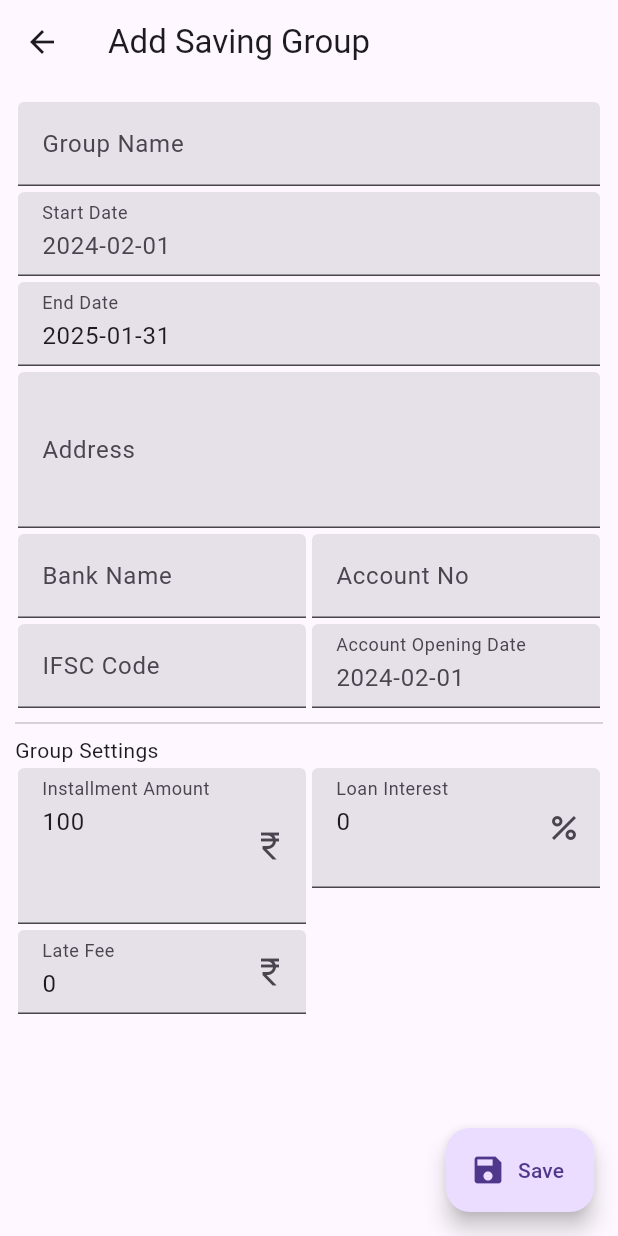
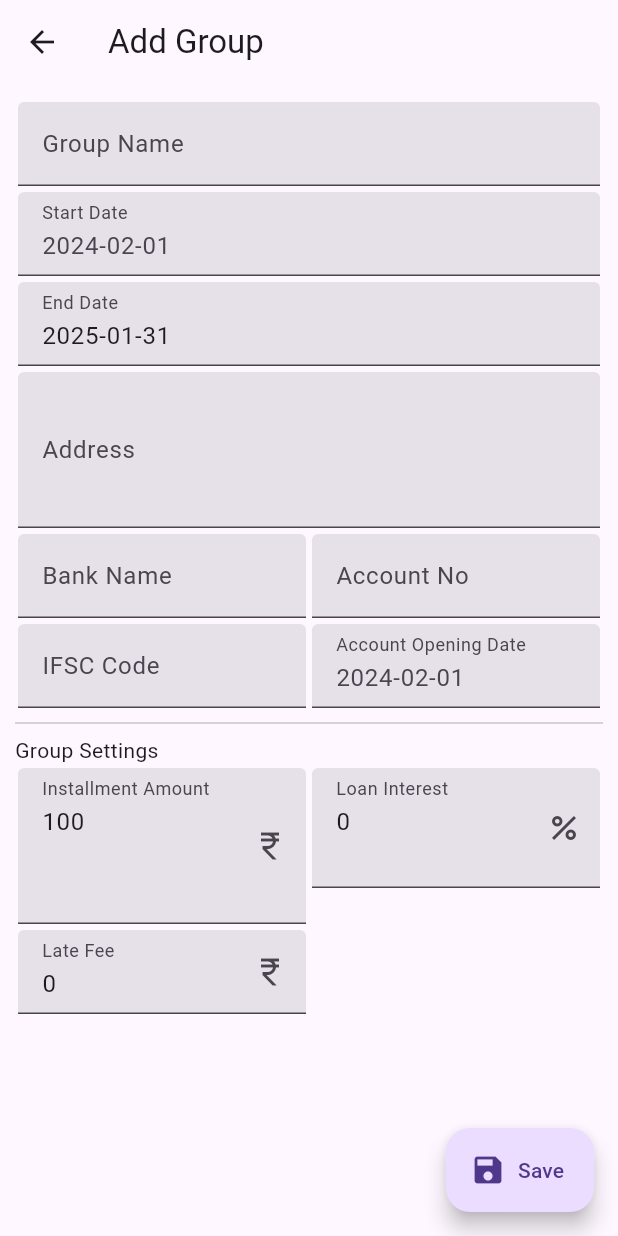
Before and after one commit to pratikmmohite/bachatgatmanager, a Flutter app: the screen it shows after launch, after a tap on the "add" icon, on a phone screen of 412 x 824 dp. Run offline on Flutter 3.47's test engine with Material 3 defaults, Android fonts, the phone set to English and light mode, and no system bars; our stand-ins replace file_picker, sqflite, sqflite_common_ffi_web; missing offline and left inert: file_saver; accounts and stored records are empty.

Commit message:
Localization added

```diff
--- a/lib/app_root.dart
+++ b/lib/app_root.dart
@@ -1,17 +1,54 @@
 import 'package:bachat_gat/common/routes.dart';
 import 'package:flutter/material.dart';
+import 'package:flutter_localizations/flutter_localizations.dart';
+
+import 'locals/app_local_delegate.dart';
 
 class AppRoot extends StatelessWidget {
   const AppRoot({super.key});
 
   @override
   Widget build(BuildContext context) {
+    return ValueListenableBuilder<Locale>(
+      valueListenable: AppLocal.l(),
+      builder: (context, local, child) {
         return MaterialApp(
           title: 'Saving Group',
+          localizationsDelegates: const [
+            AppLocal.delegate,
+            GlobalMaterialLocalizations.delegate,
+            GlobalWidgetsLocalizations.delegate,
+            GlobalCupertinoLocalizations.delegate,
+          ],
+          locale: local,
+          supportedLocales: const [
+            Locale('en'),
+            Locale('mr'),
+          ],
           debugShowCheckedModeBanner: false,
           // theme: ThemeData.light(useMaterial3: true),
           initialRoute: Routes.rGroups,
           routes: Routes.getRoutes(),
         );
+      },
+      child: MaterialApp(
+        title: 'Saving Group',
+        localizationsDelegates: const [
+          AppLocal.delegate,
+          GlobalMaterialLocalizations.delegate,
+          GlobalWidgetsLocalizations.delegate,
+          GlobalCupertinoLocalizations.delegate,
+        ],
+        locale: AppLocal.l().value,
+        supportedLocales: const [
+          Locale('en'),
+          Locale('mr'),
+        ],
+        debugShowCheckedModeBanner: false,
+        // theme: ThemeData.light(useMaterial3: true),
+        initialRoute: Routes.rGroups,
+        routes: Routes.getRoutes(),
+      ),
+    );
   }
 }
--- a/lib/features/groups/groups_screen.dart
+++ b/lib/features/groups/groups_screen.dart
@@ -2,6 +2,7 @@ import 'package:bachat_gat/common/common_index.dart';
 import 'package:bachat_gat/features/groups/pages/save_data/import_export_page.dart';
 import 'package:flutter/material.dart';
 
+import '../../locals/app_local_delegate.dart';
 import 'pages/group/group_add_page.dart';
 import 'pages/group/groups_list_page.dart';
 
@@ -14,7 +15,6 @@ class GroupsScreen extends StatefulWidget {
 
 class _GroupsScreenState extends State<GroupsScreen> {
   final groupKey = GlobalKey<GroupsListPageState>();
-
   Future<void> refreshGroupList() async {
     await groupKey.currentState?.getGroups();
   }
@@ -23,8 +23,26 @@ class _GroupsScreenState extends State<GroupsScreen> {
   Widget build(BuildContext context) {
     return Scaffold(
       appBar: AppBar(
-        title: const Text("Saving Groups"),
+        title: Text(AppLocal.of(context).appTitle),
         actions: [
+          ValueListenableBuilder(
+            valueListenable: AppLocal.l(),
+            builder: (context, local, child) {
+              String changeTo = local.languageCode == "en" ? "mr" : "en";
+              return TextButton(
+                onPressed: () {
+                  AppLocal.c(changeTo);
+                },
+                child: Text(changeTo),
+              );
+            },
+            child: TextButton(
+              onPressed: () {
+                AppLocal.c("en");
+              },
+              child: const Text("en"),
+            ),
+          ),
           IconButton(
             icon: const Icon(Icons.import_export),
             onPressed: () {
--- a/lib/features/groups/pages/group/group_add_page.dart
+++ b/lib/features/groups/pages/group/group_add_page.dart
@@ -1,4 +1,5 @@
 import 'package:bachat_gat/common/common_index.dart';
+import 'package:bachat_gat/locals/app_local_delegate.dart';
 import 'package:flutter/material.dart';
 
 import '../../../../common/widgets/widgets_index.dart';
@@ -40,8 +41,9 @@ class _GroupAddPageState extends State<GroupAddPage> {
 
   @override
   Widget build(BuildContext context) {
+    var local = AppLocal.of(context);
     return Scaffold(
-      appBar: AppBar(title: const Text("Add Saving Group")),
+      appBar: AppBar(title: Text(local.abAddGroup)),
       body: Container(
         padding: const EdgeInsets.all(10),
         child: SingleChildScrollView(
@@ -53,7 +55,7 @@ class _GroupAddPageState extends State<GroupAddPage> {
               crossAxisAlignment: CrossAxisAlignment.start,
               children: [
                 CustomTextField(
-                    label: "Group Name",
+                    label: local.tfGroupName,
                     field: "name",
                     isRequired: true,
                     value: group.name,
@@ -61,7 +63,7 @@ class _GroupAddPageState extends State<GroupAddPage> {
                       group.name = value;
                     }),
                 CustomDateField(
-                  label: "Start Date",
+                  label: local.tfStartDate,
                   field: "sdt_edt",
                   value: group.sdt,
                   onChange: (value) {
@@ -74,7 +76,7 @@ class _GroupAddPageState extends State<GroupAddPage> {
                 ),
                 CustomTextField(
                   key: Key("edt_dt_${group.edt.toString()}"),
-                  label: "End Date",
+                  label: local.tfEndDate,
                   field: "end_dt",
                   value: group.edt.toString().split(" ")[0],
                   onChange: (value) {},
@@ -82,7 +84,7 @@ class _GroupAddPageState extends State<GroupAddPage> {
                   keyboardType: TextInputType.none,
                 ),
                 CustomTextField(
-                  label: "Address",
+                  label: local.tfAddress,
                   field: "address",
                   value: group.address ?? "",
                   onChange: (value) {
@@ -96,7 +98,7 @@ class _GroupAddPageState extends State<GroupAddPage> {
                     TableRow(
                       children: [
                         CustomTextField(
-                          label: "Bank Name",
+                          label: local.tfBankName,
                           field: "bankName",
                           value: group.bankName ?? "",
                           onChange: (value) {
@@ -104,7 +106,7 @@ class _GroupAddPageState extends State<GroupAddPage> {
                           },
                         ),
                         CustomTextField(
-                          label: "Account No",
+                          label: local.tfAccountNot,
                           field: "accountNo",
                           value: group.accountNo ?? "",
                           onChange: (value) {
@@ -116,7 +118,7 @@ class _GroupAddPageState extends State<GroupAddPage> {
                     TableRow(
                       children: [
                         CustomTextField(
-                          label: "IFSC Code",
+                          label: local.tfIfscCode,
                           field: "ifscCode",
                           value: group.ifscCode ?? "",
                           onChange: (value) {
@@ -124,7 +126,7 @@ class _GroupAddPageState extends State<GroupAddPage> {
                           },
                         ),
                         CustomDateField(
-                          label: "Account Opening Date",
+                          label: local.tfAccountOpeningDt,
                           field: "accountOpeningDate",
                           value: group.accountOpeningDate,
                           onChange: (value) {
@@ -138,13 +140,13 @@ class _GroupAddPageState extends State<GroupAddPage> {
                   ],
                 ),
                 const Divider(),
-                const Text("Group Settings"),
+                Text(local.tfGroupSettings),
                 Table(
                   children: [
                     TableRow(
                       children: [
                         CustomTextField(
-                          label: "Installment Amount",
+                          label: local.tfInstallmentAmt,
                           field: "installmentAmt",
                           suffixIcon: const Icon(Icons.currency_rupee),
                           value:
@@ -155,7 +157,7 @@ class _GroupAddPageState extends State<GroupAddPage> {
                           },
                         ),
                         CustomTextField(
-                          label: "Loan Interest",
+                          label: local.tfLoanInterest,
                           field: "loanInterestPer",
                           suffixIcon: const Icon(Icons.percent),
                           value:
@@ -170,7 +172,7 @@ class _GroupAddPageState extends State<GroupAddPage> {
                     TableRow(
                       children: [
                         CustomTextField(
-                          label: "Late Fee",
+                          label: local.tfLateFee,
                           field: "lateFeePerDay",
                           suffixIcon: const Icon(Icons.currency_rupee),
                           value: "${(group.lateFeePerDay ?? 0).toInt()}",
@@ -202,7 +204,7 @@ class _GroupAddPageState extends State<GroupAddPage> {
             }
           }
         },
-        label: const Text("Save"),
+        label: Text(local.bSave),
         icon: const Icon(Icons.save),
       ),
     );
--- a/lib/features/groups/pages/member/members_list_page.dart
+++ b/lib/features/groups/pages/member/members_list_page.dart
@@ -1,4 +1,5 @@
 import 'package:bachat_gat/common/common_index.dart';
+import 'package:bachat_gat/locals/app_local_delegate.dart';
 import 'package:flutter/material.dart';
 
 import '../../dao/groups_dao.dart';
@@ -40,9 +41,10 @@ class _MembersListState extends State<MembersList> {
 
   @override
   Widget build(BuildContext context) {
+    var local = AppLocal.of(context);
     return Scaffold(
       appBar: AppBar(
-        title: const Text("Members"),
+        title: Text(local.abMemberList),
       ),
       floatingActionButton: FloatingActionButton(
         onPressed: () async {
--- /dev/null
+++ b/lib/locals/app_local.dart
@@ -0,0 +1,217 @@
+abstract class AppLocalization {
+  Map<String, String> defaultLocalMap = {
+    "appTitle": "Bachat Gat",
+    "abAddLoan": "Add Loan",
+    "abAddMember": "Add Member",
+    "abRecordTransaction": "Record transaction",
+    "abMemberList": "Members",
+    "abLoanList": "Loan",
+    "abAddGroup": "Add Group",
+    "abImportExport": "Import/Export Data",
+    "mRecordedLoanPaymentSuccess": "Recorded loan payment successfully",
+    "mRecordedSharePaymentSuccess": "Recorded share payment successfully",
+    "mSelectLoan": "Please select loan",
+    "mEnterLoanAmount": "Please enter loan amount",
+    "mEnterShareAmount": "Please enter share amount",
+    "bImportFile": "Import Data",
+    "bExportFile": "Export Data",
+    "bSave": "Save",
+    "bGiveLoan": "Give loan",
+    "bRecord": "Record",
+    "bAddShare": "Add Share",
+    "bAddLoan": "Add Loan",
+    "bShowLoans": "Show Loans",
+    "tfEnterLoanAmt": "Enter loan amount",
+    "tfEnterLoanInterest": "Enter loan interest",
+    "tfEnterNote": "Enter note",
+    "tfGroupName": "Group Name",
+    "tfStartDate": "Start Date",
+    "tfEndDate": "End Date",
+    "tfAddress": "Address",
+    "tfBankName": "Bank Name",
+    "tfAccountNot": "Account No",
+    "tfIfscCode": "IFSC Code",
+    "tfAccountOpeningDt": "Account Opening Date",
+    "tfGroupSettings": "Group Settings",
+    "tfInstallmentAmt": "Installment Amount",
+    "tfLoanAmt": "Loan Amount",
+    "tfLoanInterest": "Loan Interest",
+    "tfLateFee": "Late Fee",
+    "tfShareAmount": "Share Amount",
+    "tfSelectLoanToPay": "Select loan to pay",
+    "tfMemberName": "Member Name",
+    "tfMobileNo": "Mobile No",
+    "tfAadherNo": "Aadhar No",
+    "tfPanNo": "Pan No",
+    "tfJoiningDate": "Joining Date",
+    "lLoanAmt": "Loan Amount",
+    "lLoanInterest": "Loan Interest",
+    "lPaidLoan": "Paid Loan",
+    "lPaidInterest": "Paid Interest",
+    "lLateFee": "Late Fee",
+    "lShareAmount": "Share Amount",
+    "lRmLoan": "Remaining Loan(-)",
+    "lNote": "Note",
+    "lBalance": "Balance",
+    "lLoan": "Loan",
+    "lShare": "Share",
+    "lMember": "Member",
+    "lTotal": "Total",
+    "lRemaining": "Remaining",
+    "lInterest": "Interest",
+    "lPenalty": "Penalty",
+    "lOthers": "Others",
+    "lActions": "Actions",
+  };
+
+  Map<String, String> get languageSpecificMap;
+
+  String getValue(String k) {
+    return languageSpecificMap[k] ?? defaultLocalMap[k] ?? k;
+  }
+
+  // App Titles
+  String get appTitle => getValue("appTitle");
+  // AppBar Titles
+  String get abAddMember => getValue("abAddMember");
+  String get abAddLoan => getValue("abAddLoan");
+  String get abRecordTransaction => getValue("abRecordTransaction");
+  String get abMemberList => getValue("abMemberList");
+  String get abLoanList => getValue("abLoanList");
+  String get abAddGroup => getValue("abAddGroup");
+  String get abImportExport => getValue("abImportExport");
+  // Messages
+  String get mLoanSuccess => getValue("mLoanSuccess");
+  String get mRecordedLoanPaymentSuccess =>
+      getValue("mRecordedLoanPaymentSuccess");
+  String get mRecordedSharePaymentSuccess =>
+      getValue("mRecordedSharePaymentSuccess");
+  String get mSelectLoan => getValue("mSelectLoan");
+  String get mEnterLoanAmount => getValue("mEnterLoanAmount");
+  String get mEnterShareAmount => getValue("mEnterShareAmount");
+  // Buttons
+  String get bGiveLoan => getValue("bGiveLoan");
+  String get bImportFile => getValue("bImportFile");
+  String get bExportFile => getValue("bExportFile");
+  String get bSave => getValue("bSave");
+  String get bRecord => getValue("bRecord");
+  String get bAddShare => getValue("bAddShare");
+  String get bAddLoan => getValue("bAddLoan");
+  String get bShowLoans => getValue("bShowLoans");
+  // Input Fields
+  String get tfEnterLoanAmt => getValue("tfEnterLoanAmt");
+  String get tfEnterLoanInterest => getValue("tfEnterLoanInterest");
+  String get tfEnterNote => getValue("tfEnterNote");
+  String get tfGroupName => getValue("tfGroupName");
+  String get tfStartDate => getValue("tfStartDate");
+  String get tfEndDate => getValue("tfEndDate");
+  String get tfAddress => getValue("tfAddress");
+  String get tfBankName => getValue("tfBankName");
+  String get tfAccountNot => getValue("tfAccountNot");
+  String get tfIfscCode => getValue("tfIfscCode");
+  String get tfAccountOpeningDt => getValue("tfAccountOpeningDt");
+  String get tfGroupSettings => getValue("tfGroupSettings");
+  String get tfInstallmentAmt => getValue("tfInstallmentAmt");
+  String get tfLoanAmt => getValue("tfLoanAmt");
+  String get tfLoanInterest => getValue("tfLoanInterest");
+  String get tfLateFee => getValue("tfLateFee");
+  String get tfShareAmount => getValue("tfShareAmount");
+  String get tfSelectLoanToPay => getValue("tfSelectLoanToPay");
+  String get tfMemberName => getValue("tfMemberName");
+  String get tfMobileNo => getValue("tfMobileNo");
+  String get tfAadherNo => getValue("tfAadherNo");
+  String get tfPanNo => getValue("tfPanNo");
+  String get tfJoiningDate => getValue("tfJoiningDate");
+  // Labels
+  String get lBalance => getValue("lBalance");
+  String get lLoan => getValue("lLoan");
+  String get lShare => getValue("lShare");
+  String get lMember => getValue("lMember");
+  String get lTotal => getValue("lTotal");
+  String get lRemaining => getValue("lRemaining");
+  String get lInterest => getValue("lInterest");
+  String get lPenalty => getValue("lPenalty");
+  String get lOthers => getValue("lOthers");
+  String get lActions => getValue("lActions");
+  String get lLoanAmt => getValue("lLoanAmt");
+  String get lLoanInterest => getValue("lLoanInterest");
+  String get lPaidLoan => getValue("lPaidLoan");
+  String get lPaidInterest => getValue("lPaidInterest");
+  String get lLateFee => getValue("lLateFee");
+  String get lShareAmount => getValue("lShareAmount");
+  String get lRmLoan => getValue("lRmLoan");
+  String get lNote => getValue("lNote");
+}
+
+class EnAppLocalization extends AppLocalization {
+  @override
+  Map<String, String> get languageSpecificMap => {};
+}
+
+class MrAppLocalization extends AppLocalization {
+  @override
+  Map<String, String> get languageSpecificMap => {
+        "appTitle": "बचत गट",
+        "abAddLoan": "कर्ज जोडा",
+        "abAddMember": "सदस्य जोडा",
+        "abRecordTransaction": "लेन-देन नोंदणी करा",
+        "abMemberList": "सदस्य",
+        "abLoanList": "कर्ज",
+        "abAddGroup": "समूह जोडा",
+        "abImportExport": "आयात/निर्यात डेटा",
+        "mRecordedLoanPaymentSuccess": "कर्ज भुगतान सफळतेने नोंदणी केली",
+        "mRecordedSharePaymentSuccess": "शेअर भुगतान सफळतेने नोंदणी केली",
+        "mSelectLoan": "कृपया कर्ज निवडा",
+        "mEnterLoanAmount": "कृपया कर्ज रक्कम प्रविष्ट करा",
+        "mEnterShareAmount": "कृपया शेअर रक्कम प्रविष्ट करा",
+        "bImportFile": "डेटा आयात करा",
+        "bExportFile": "डेटा निर्यात करा",
+        "bSave": "सेव्ह",
+        "bGiveLoan": "कर्ज द्या",
+        "bRecord": "नोंदणी करा",
+        "bAddShare": "शेअर जोडा",
+        "bAddLoan": "कर्ज जोडा",
+        "bShowLoans": "कर्ज दाखवा",
+        "tfEnterLoanAmt": "कर्ज रक्कम प्रविष्ट करा",
+        "tfEnterLoanInterest": "कर्ज व्याज प्रविष्ट करा",
+        "tfEnterNote": "टीप प्रविष्ट करा",
+        "tfGroupName": "समूहाचे नाव",
+        "tfStartDate": "सुरूवातीची तारीख",
+        "tfEndDate": "शेवटची तारीख",
+        "tfAddress": "पत्ता",
+        "tfBankName": "बँकचे नाव",
+        "tfAccountNot": "खाते क्रमांक",
+        "tfIfscCode": "IFSC कोड",
+        "tfAccountOpeningDt": "खाते उघडण्याची तारीख",
+        "tfGroupSettings": "समूह सेटिंग्ज",
+        "tfInstallmentAmt": "किशोर रक्कम",
+        "tfLoanAmt": "कर्ज रक्कम",
+        "tfLoanInterest": "कर्ज व्याज",
+        "tfLateFee": "उशिर शुल्क",
+        "tfShareAmount": "शेअर रक्कम",
+        "tfSelectLoanToPay": "भुगतान करण्यासाठी कर्ज निवडा",
+        "tfMemberName": "सदस्याचे नाव",
+        "tfMobileNo": "मोबाइल नंबर",
+        "tfAadherNo": "आधार नंबर",
+        "tfPanNo": "पॅन नंबर",
+        "tfJoiningDate": "सामील होण्याची तारीख",
+        "lLoanAmt": "कर्ज रक्कम",
+        "lLoanInterest": "कर्ज व्याज",
+        "lPaidLoan": "भुगतान केलेला कर्ज",
+        "lPaidInterest": "भुगतान केलेला व्याज",
+        "lLateFee": "उशिर शुल्क",
+        "lShareAmount": "शेअर रक्कम",
+        "lRmLoan": "शेष कर्ज (-)",
+        "lNote": "टिप",
+        "lBalance": "शिल्लक",
+        "lLoan": "कर्ज",
+        "lShare": "शेअर",
+        "lMember": "सदस्य",
+        "lTotal": "एकूण",
+        "lRemaining": "शेष",
+        "lInterest": "व्याज",
+        "lPenalty": "दंड",
+        "lOthers": "इतर",
+        "lActions": "क्रिया"
+      };
+}
--- /dev/null
+++ b/lib/locals/app_local_delegate.dart
@@ -0,0 +1,55 @@
+import 'package:flutter/cupertino.dart';
+import 'package:flutter/foundation.dart';
+
+import 'app_local.dart';
+
+class AppLocalDelegate extends LocalizationsDelegate<AppLocalization> {
+  const AppLocalDelegate();
+
+  @override
+  bool isSupported(Locale locale) {
+    return true;
+  }
+
+  @override
+  Future<AppLocalization> load(Locale locale) {
+    return SynchronousFuture<AppLocalization>(AppLocal.load(locale));
+  }
+
+  @override
+  bool shouldReload(covariant LocalizationsDelegate<AppLocalization> old) {
+    return false;
+  }
+}
+
+class AppLocal {
+  static final AppLocal _instance = AppLocal._internal();
+  AppLocal._internal();
+  factory AppLocal() {
+    return _instance;
+  }
+  static ValueNotifier<Locale> l() => _instance.currentLocal;
+  static void c(String code) {
+    _instance.currentLocal.value = Locale(code);
+  }
+
+  ValueNotifier<Locale> currentLocal =
+      ValueNotifier<Locale>(const Locale("en"));
+
+  static const LocalizationsDelegate<AppLocalization> delegate =
+      AppLocalDelegate();
+
+  static AppLocalization load(Locale locale) {
+    switch (locale.languageCode) {
+      case "mr":
+        return MrAppLocalization();
+      case "en":
+      default:
+        return EnAppLocalization();
+    }
+  }
+
+  static AppLocalization of(BuildContext context) {
+    return Localizations.of<AppLocalization>(context, AppLocalization)!;
+  }
+}
--- a/pubspec.yaml
+++ b/pubspec.yaml
@@ -19,6 +19,9 @@ dependencies:
   json_annotation: ^4.8.1
   file_saver: ^0.2.9
   file_picker: ^6.1.1
+  flutter_localizations:
+    sdk: flutter
+  intl: any
 
 dev_dependencies:
   flutter_test:
```
Also changed, not shown: lib/features/groups/pages/member/add_member_page.dart (+9 -7 lines), lib/features/groups/pages/member/member_details_card.dart (+7 -5 lines), lib/features/groups/pages/member/member_details_list.dart (+14 -12 lines), lib/features/groups/pages/member/member_loan_list.dart (+9 -7 lines), lib/features/groups/pages/save_data/import_export_page.dart (+5 -3 lines), lib/features/groups/pages/transaction/add_loan_page.dart (+12 -6 lines), lib/features/groups/pages/transaction/add_member_transaction.dart (+20 -11 lines), pubspec.lock. Lines whose indentation alone changed are shown as unchanged.
